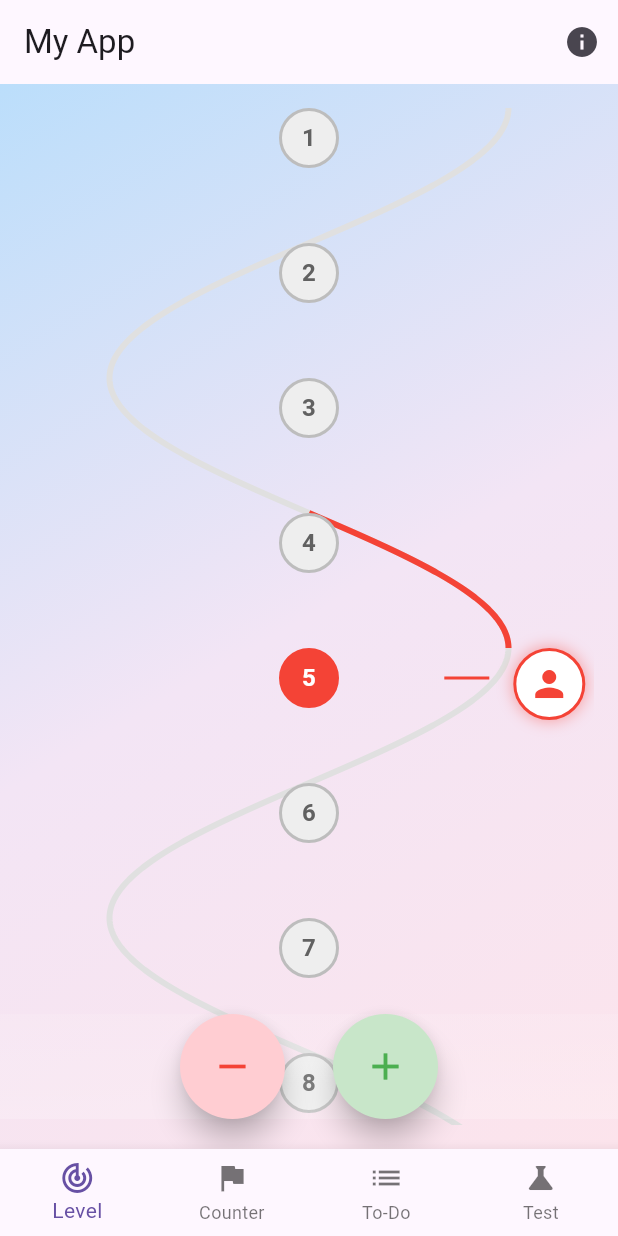
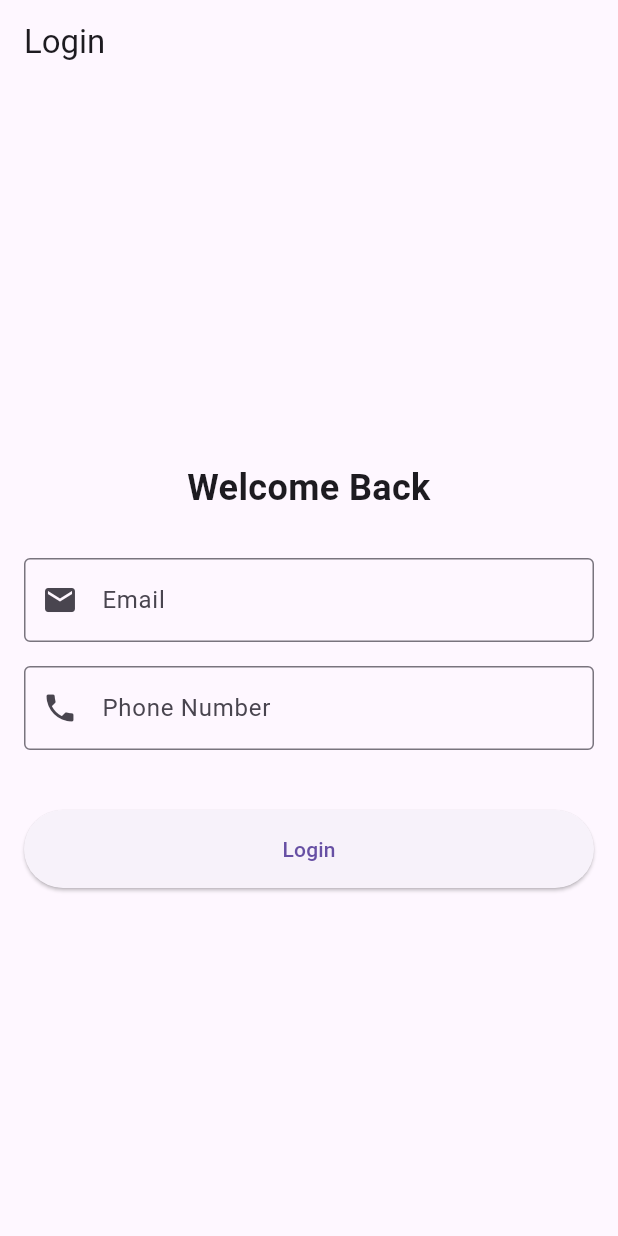
Before and after one commit to harshchaturvedi1/flutter_basics, a Flutter app: the screen it shows after launch, on a phone screen of 412 x 824 dp. Run offline on Flutter 3.47's test engine with Material 3 defaults, Android fonts, the phone set to English and light mode, and no system bars; our stand-ins replace lucide_icons, shared_preferences.

Commit message:
works well with android

```diff
--- a/lib/main.dart
+++ b/lib/main.dart
@@ -1,10 +1,14 @@
 import 'package:flutter/material.dart';
+import 'package:shared_preferences/shared_preferences.dart';
 import 'screens/counter_screen.dart';
 import 'screens/todo_screen.dart';
 import 'screens/test_screen.dart';
 import 'screens/level_tracker.dart';
+import 'screens/auth_screen.dart';
 
-void main() {
+void main() async {
+  // Ensure Flutter is initialized before accessing shared preferences
+  WidgetsFlutterBinding.ensureInitialized();
   runApp(const MyApp());
 }
 
@@ -15,8 +19,53 @@ class MyApp extends StatelessWidget {
   Widget build(BuildContext context) {
     return MaterialApp(
       debugShowCheckedModeBanner: false,
-      home: const HomeScreen(),
+      home: const AuthWrapper(),
+      routes: {
+        '/home': (context) => const HomeScreen(),
+        '/login': (context) => const AuthScreen(),
+      },
     );
+  }
+}
+
+class AuthWrapper extends StatefulWidget {
+  const AuthWrapper({super.key});
+
+  @override
+  _AuthWrapperState createState() => _AuthWrapperState();
+}
+
+class _AuthWrapperState extends State<AuthWrapper> {
+  bool _isLoading = true;
+  bool _isAuthenticated = false;
+
+  @override
+  void initState() {
+    super.initState();
+    _checkAuthStatus();
+  }
+
+  Future<void> _checkAuthStatus() async {
+    final prefs = await SharedPreferences.getInstance();
+    final token = prefs.getString('jwt_token');
+
+    setState(() {
+      _isAuthenticated = token != null;
+      _isLoading = false;
+    });
+  }
+
+  @override
+  Widget build(BuildContext context) {
+    if (_isLoading) {
+      return const Scaffold(
+        body: Center(
+          child: CircularProgressIndicator(),
+        ),
+      );
+    }
+
+    return _isAuthenticated ? const HomeScreen() : const AuthScreen();
   }
 }
 
@@ -43,6 +92,14 @@ class _HomeScreenState extends State<HomeScreen> {
     });
   }
 
+  Future<void> _logout() async {
+    final prefs = await SharedPreferences.getInstance();
+    await prefs.remove('jwt_token');
+    if (mounted) {
+      Navigator.pushReplacementNamed(context, '/login');
+    }
+  }
+
   @override
   Widget build(BuildContext context) {
     return Scaffold(
@@ -67,6 +124,10 @@ class _HomeScreenState extends State<HomeScreen> {
               );
             },
           ),
+          IconButton(
+            icon: const Icon(Icons.logout),
+            onPressed: _logout,
+          ),
         ],
       ),
       body: _screens[_selectedIndex],
--- /dev/null
+++ b/lib/screens/auth_screen.dart
@@ -0,0 +1,183 @@
+import 'dart:convert';
+import 'package:flutter/material.dart';
+import 'package:http/http.dart' as http;
+import 'package:shared_preferences/shared_preferences.dart';
+
+class AuthScreen extends StatefulWidget {
+  const AuthScreen({super.key});
+
+  @override
+  _AuthScreenState createState() => _AuthScreenState();
+}
+
+class _AuthScreenState extends State<AuthScreen> {
+  final _formKey = GlobalKey<FormState>();
+  final _emailController = TextEditingController();
+  final _phoneController = TextEditingController();
+  bool _isLoading = false;
+  String _errorMessage = '';
+
+  Future<void> _login() async {
+    if (!_formKey.currentState!.validate()) {
+      return;
+    }
+
+    setState(() {
+      _isLoading = true;
+      _errorMessage = '';
+    });
+
+    try {
+      final response = await http.post(
+        Uri.parse('http://localhost:3000/auth/login'),
+        headers: {'Content-Type': 'application/json'},
+        body: jsonEncode({
+          'email': _emailController.text.trim(),
+          'phone': _phoneController.text.trim(),
+        }),
+      );
+
+      print('Response status code: ${response.statusCode}');
+      print('Response body: ${response.body}');
+
+      if (response.statusCode == 200) {
+        final data = jsonDecode(response.body);
+        print('Decoded response data: $data');
+
+        if (data['data'] != null && data['data']['token'] != null) {
+          final prefs = await SharedPreferences.getInstance();
+          await prefs.setString('jwt_token', data['data']['token']);
+          print('Token saved to SharedPreferences');
+
+          if (mounted) {
+            // Navigate to home screen
+            Navigator.pushReplacementNamed(context, '/home');
+          }
+        } else {
+          print('No token found in response');
+          setState(() {
+            _errorMessage = 'Invalid response from server';
+          });
+        }
+      } else {
+        final errorData = jsonDecode(response.body);
+        setState(() {
+          _errorMessage = errorData['message'] ?? 'Login failed';
+        });
+      }
+    } catch (e) {
+      print('Error during login: ${e.toString()}');
+      setState(() {
+        _errorMessage = 'Connection error: ${e.toString()}';
+      });
+    } finally {
+      setState(() {
+        _isLoading = false;
+      });
+    }
+  }
+
+  @override
+  void dispose() {
+    _emailController.dispose();
+    _phoneController.dispose();
+    super.dispose();
+  }
+
+  @override
+  Widget build(BuildContext context) {
+    return Scaffold(
+      appBar: AppBar(
+        title: const Text('Login'),
+      ),
+      body: Center(
+        child: SingleChildScrollView(
+          padding: const EdgeInsets.all(16.0),
+          child: Form(
+            key: _formKey,
+            child: Column(
+              crossAxisAlignment: CrossAxisAlignment.stretch,
+              children: [
+                const SizedBox(height: 20),
+                const Text(
+                  'Welcome Back',
+                  style: TextStyle(
+                    fontSize: 24,
+                    fontWeight: FontWeight.bold,
+                  ),
+                  textAlign: TextAlign.center,
+                ),
+                const SizedBox(height: 30),
+                TextFormField(
+                  controller: _emailController,
+                  decoration: const InputDecoration(
+                    labelText: 'Email',
+                    border: OutlineInputBorder(),
+                    prefixIcon: Icon(Icons.email),
+                  ),
+                  keyboardType: TextInputType.emailAddress,
+                  validator: (value) {
+                    if (value == null || value.isEmpty) {
+                      return 'Please enter your email';
+                    }
+                    if (!RegExp(r'^[\w-\.]+@([\w-]+\.)+[\w-]{2,4}$').hasMatch(value)) {
+                      return 'Please enter a valid email';
+                    }
+                    return null;
+                  },
+                ),
+                const SizedBox(height: 16),
+                TextFormField(
+                  controller: _phoneController,
+                  decoration: const InputDecoration(
+                    labelText: 'Phone Number',
+                    border: OutlineInputBorder(),
+                    prefixIcon: Icon(Icons.phone),
+                  ),
+                  keyboardType: TextInputType.phone,
+                  validator: (value) {
+                    if (value == null || value.isEmpty) {
+                      return 'Please enter your phone number';
+                    }
+                    if (!RegExp(r'^\d{10}$').hasMatch(value)) {
+                      return 'Please enter a valid 10-digit phone number';
+                    }
+                    return null;
+                  },
+                ),
+                const SizedBox(height: 24),
+                if (_errorMessage.isNotEmpty)
+                  Container(
+                    padding: const EdgeInsets.all(8),
+                    decoration: BoxDecoration(
+                      color: Colors.red.shade100,
+                      borderRadius: BorderRadius.circular(8),
+                    ),
+                    child: Text(
+                      _errorMessage,
+                      style: TextStyle(color: Colors.red.shade800),
+                      textAlign: TextAlign.center,
+                    ),
+                  ),
+                const SizedBox(height: 16),
+                ElevatedButton(
+                  onPressed: _isLoading ? null : _login,
+                  style: ElevatedButton.styleFrom(
+                    padding: const EdgeInsets.symmetric(vertical: 16),
+                  ),
+                  child: _isLoading
+                      ? const SizedBox(
+                          height: 20,
+                          width: 20,
+                          child: CircularProgressIndicator(strokeWidth: 2),
+                        )
+                      : const Text('Login'),
+                ),
+              ],
+            ),
+          ),
+        ),
+      ),
+    );
+  }
+}
```
Also changed, not shown: lib/services/auth_service.dart (added, +56 -0 lines), pubspec.yaml (+5 -73 lines), pubspec.lock.
